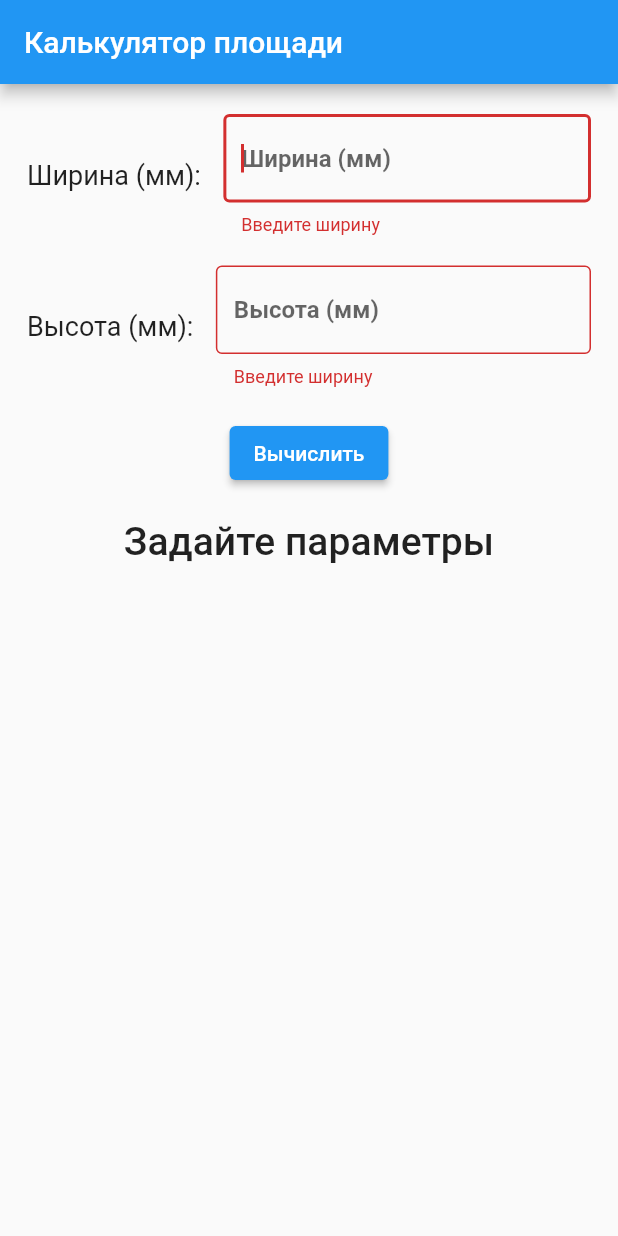
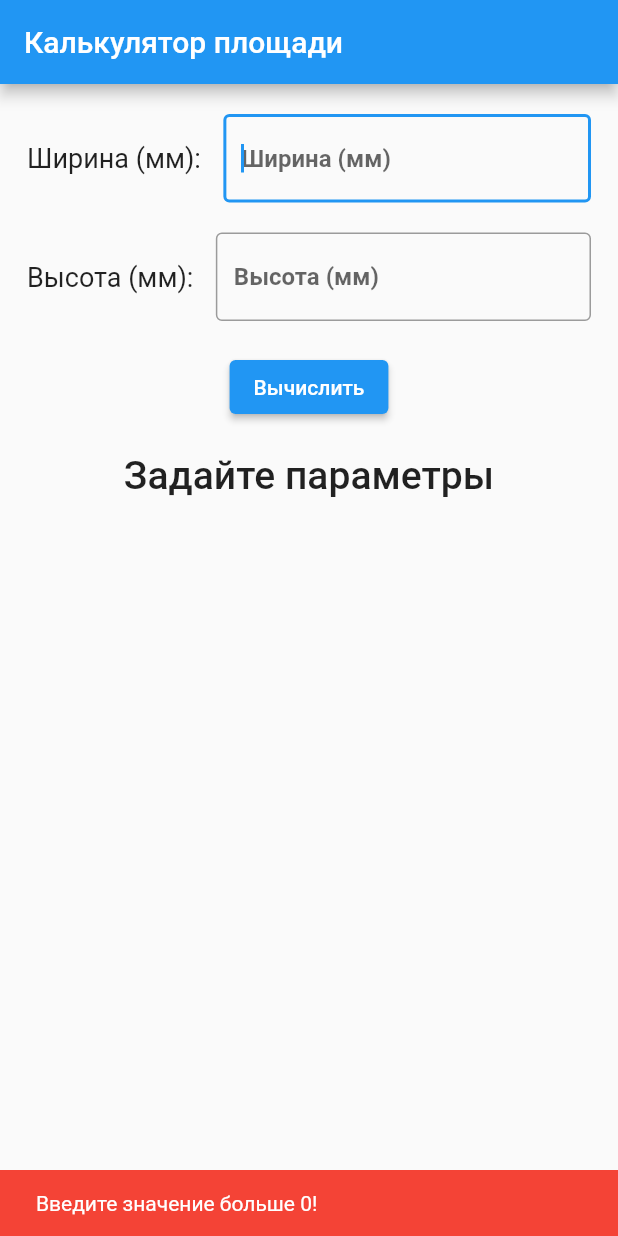
Before and after one commit to AladinAlex/laba5, a Flutter app: the screen it shows after launch, after a tap on "Вычислить", on a phone screen of 412 x 824 dp. Run offline on Flutter 3.47's test engine with Material 2 defaults, Android fonts, the phone set to English and light mode, and no system bars.

Commit message:
Добавил проверку на отрицательное и нулевое значение

```diff
--- a/lib/main.dart
+++ b/lib/main.dart
@@ -16,11 +16,21 @@ class MyAppState extends State {
 
   void _multiplication () {
     setState(() {
-      result = height * length;
-        if(_formKey.currentState!.validate()  ) {
+      if(length > 0 && height > 0) {
+        result = height * length;
+
+        if (_formKey.currentState!.validate()) {
           ScaffoldMessenger.of(context).showSnackBar(
-            const SnackBar(content: Text('Площадь успешно вычислена!'), backgroundColor: Colors.blueAccent,)
+              const SnackBar(content: Text('Площадь успешно вычислена!'),
+                backgroundColor: Colors.blueAccent,)
           );
+        }
+      }
+      else
+        {
+          ScaffoldMessenger.of(context).showSnackBar(
+               const SnackBar(content: Text('Введите значение больше 0!'),
+                backgroundColor: Colors.red));
         }
     });
   }
```
